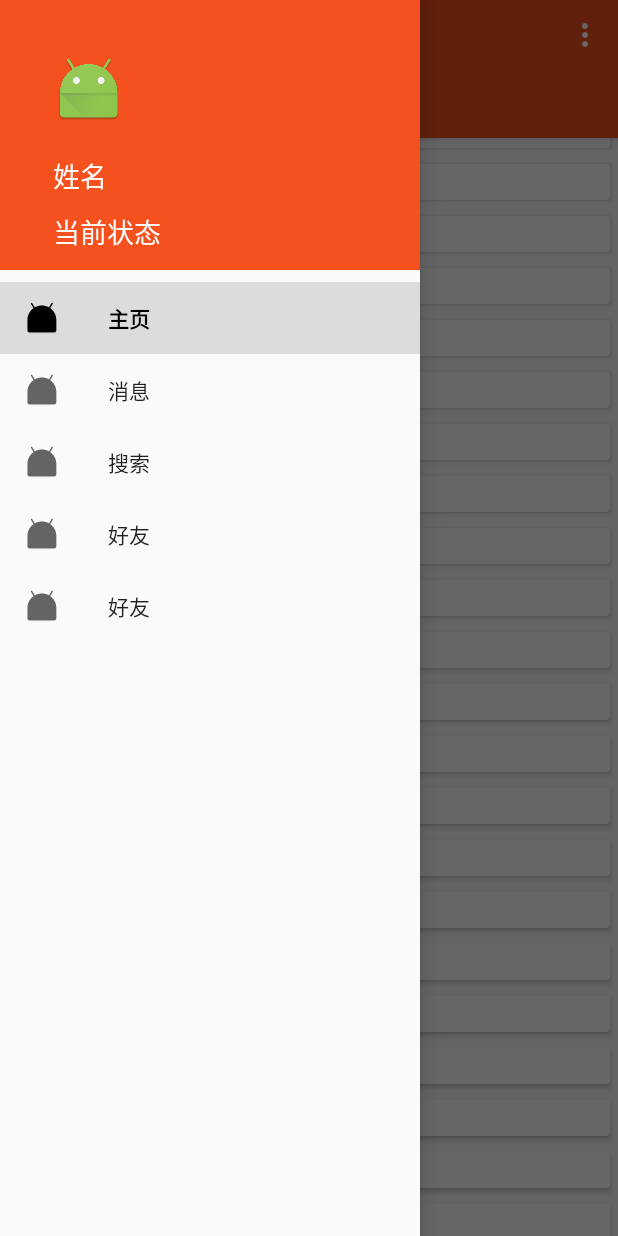
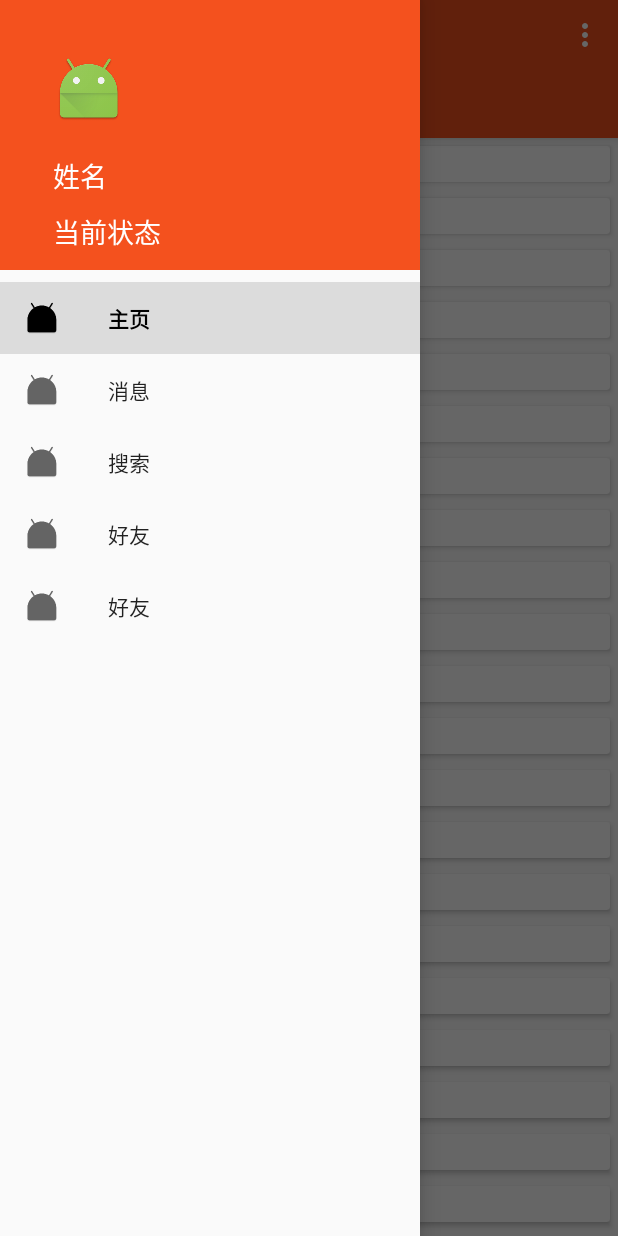
Before and after one commit to wangwei1121/iweibo, an Android app: the screen it shows after launch (MainActivity), with the side drawer open, on a phone screen of 412 x 824 dp. Run offline under Robolectric (Android 15) with nearby library versions, the phone set to English and light mode, and no system bars; 1 statement that could not run was skipped.

Commit message:
修改布局问题

```diff
--- a/app/src/main/res/layout/activity_main.xml
+++ b/app/src/main/res/layout/activity_main.xml
@@ -20,12 +20,14 @@
         <FrameLayout
             android:id="@+id/frame_layout"
             android:layout_width="match_parent"
-            android:layout_height="match_parent">
+            android:layout_height="match_parent"
+            app:layout_behavior="@string/appbar_scrolling_view_behavior">
+
             <android.support.v4.widget.NestedScrollView
                 android:layout_width="match_parent"
                 android:layout_height="match_parent"
                 android:fillViewport="true"
-                app:layout_behavior="@string/appbar_scrolling_view_behavior">
+                >
             </android.support.v4.widget.NestedScrollView>
         </FrameLayout>
     </android.support.design.widget.CoordinatorLayout>
```
